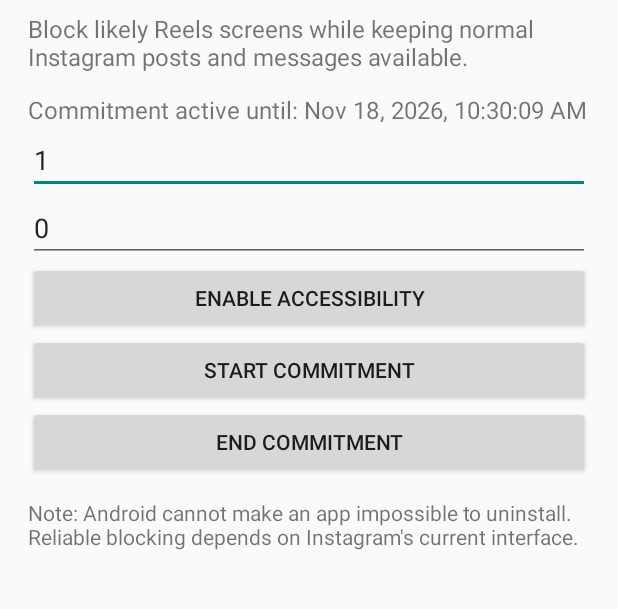
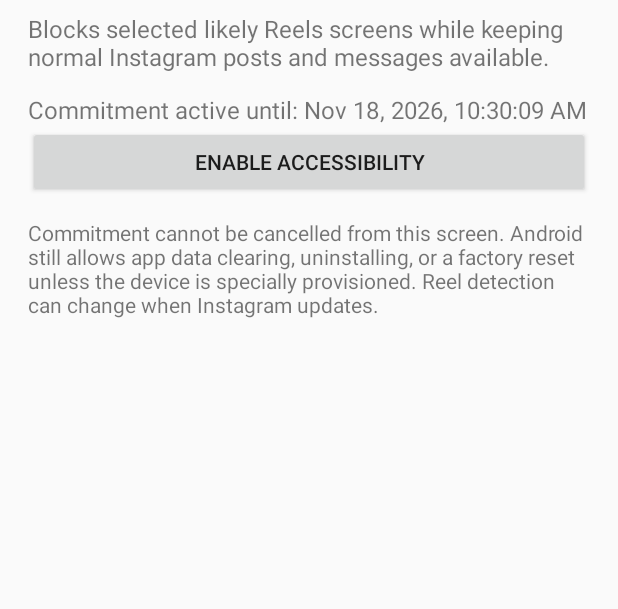
Before and after one commit to KingxKingT/NoReel, an Android app: the screen it shows after launch (MainActivity), after a tap on "START COMMITMENT", on a phone screen of 412 x 824 dp, the part 97-706 px from its top. Run offline under Robolectric (Android 15) with nearby library versions, the phone set to English and light mode, and no system bars.

Commit message:
Lock commitment controls until timer expires

```diff
--- a/app/src/main/java/com/kingxkingt/noreel/MainActivity.kt
+++ b/app/src/main/java/com/kingxkingt/noreel/MainActivity.kt
@@ -4,41 +4,68 @@ import android.app.Activity
 import android.content.Intent
 import android.os.Bundle
 import android.provider.Settings
+import android.view.View
 import android.widget.*
 
 class MainActivity : Activity() {
     private lateinit var status: TextView
+    private lateinit var days: EditText
+    private lateinit var hours: EditText
+    private lateinit var startButton: Button
+
     override fun onCreate(savedInstanceState: Bundle?) {
         super.onCreate(savedInstanceState)
         val root = LinearLayout(this).apply { orientation = LinearLayout.VERTICAL; setPadding(28, 36, 28, 24) }
         root.addView(TextView(this).apply { text = "NoReel"; textSize = 30f })
-        root.addView(TextView(this).apply { text = "Block likely Reels screens while keeping normal Instagram posts and messages available."; textSize = 16f; setPadding(0,12,0,20) })
+        root.addView(TextView(this).apply {
+            text = "Blocks selected likely Reels screens while keeping normal Instagram posts and messages available."
+            textSize = 16f; setPadding(0, 12, 0, 20)
+        })
         status = TextView(this).apply { textSize = 16f }
         root.addView(status)
-        val days = EditText(this).apply { hint = "Days (0–365)"; inputType = 2; setText("1") }
-        val hours = EditText(this).apply { hint = "Extra hours (0–23)"; inputType = 2; setText("0") }
+        days = EditText(this).apply { hint = "Days (0–365)"; inputType = 2; setText("1") }
+        hours = EditText(this).apply { hint = "Extra hours (0–23)"; inputType = 2; setText("0") }
         root.addView(days); root.addView(hours)
-        root.addView(Button(this).apply { text = "Enable Accessibility"; setOnClickListener { startActivity(Intent(Settings.ACTION_ACCESSIBILITY_SETTINGS)) } })
         root.addView(Button(this).apply {
+            text = "Enable Accessibility"
+            setOnClickListener { startActivity(Intent(Settings.ACTION_ACCESSIBILITY_SETTINGS)) }
+        })
+        startButton = Button(this).apply {
             text = "Start commitment"
             setOnClickListener {
                 val d = days.text.toString().toLongOrNull() ?: 0L
                 val h = hours.text.toString().toLongOrNull() ?: 0L
                 if (d !in 0..365 || h !in 0..23 || (d == 0L && h == 0L)) {
-                    Toast.makeText(this@MainActivity, "Choose 1 hour to 365 days.", Toast.LENGTH_LONG).show()
+                    Toast.makeText(this@MainActivity, "Choose at least 1 hour, up to 365 days.", Toast.LENGTH_LONG).show()
                 } else {
-                    getSharedPreferences("noreel", MODE_PRIVATE).edit().putLong("until", System.currentTimeMillis() + (d * 24 + h) * 3_600_000L).apply()
+                    val until = System.currentTimeMillis() + (d * 24 + h) * 3_600_000L
+                    getSharedPreferences("noreel", MODE_PRIVATE).edit().putLong("until", until).apply()
                     refresh()
                 }
             }
+        }
+        root.addView(startButton)
+        root.addView(TextView(this).apply {
+            text = "Commitment cannot be cancelled from this screen. Android still allows app data clearing, uninstalling, or a factory reset unless the device is specially provisioned. Reel detection can change when Instagram updates."
+            setPadding(0, 20, 0, 0)
         })
-        root.addView(Button(this).apply { text = "End commitment"; setOnClickListener { getSharedPreferences("noreel", MODE_PRIVATE).edit().remove("until").apply(); refresh() } })
-        root.addView(TextView(this).apply { text = "Note: Android cannot make an app impossible to uninstall. Reliable blocking depends on Instagram's current interface."; setPadding(0,20,0,0) })
         setContentView(ScrollView(this).apply { addView(root) })
         refresh()
     }
+
+    override fun onResume() {
+        super.onResume()
+        if (::status.isInitialized) refresh()
+    }
+
     private fun refresh() {
         val until = getSharedPreferences("noreel", MODE_PRIVATE).getLong("until", 0L)
-        status.text = if (until > System.currentTimeMillis()) "Commitment active until: " + java.text.DateFormat.getDateTimeInstance().format(java.util.Date(until)) else "Protection is not active."
+        val active = until > System.currentTimeMillis()
+        status.text = if (active) {
+            "Commitment active until: " + java.text.DateFormat.getDateTimeInstance().format(java.util.Date(until))
+        } else "Protection is not active."
+        days.visibility = if (active) View.GONE else View.VISIBLE
+        hours.visibility = if (active) View.GONE else View.VISIBLE
+        startButton.visibility = if (active) View.GONE else View.VISIBLE
     }
 }
```
